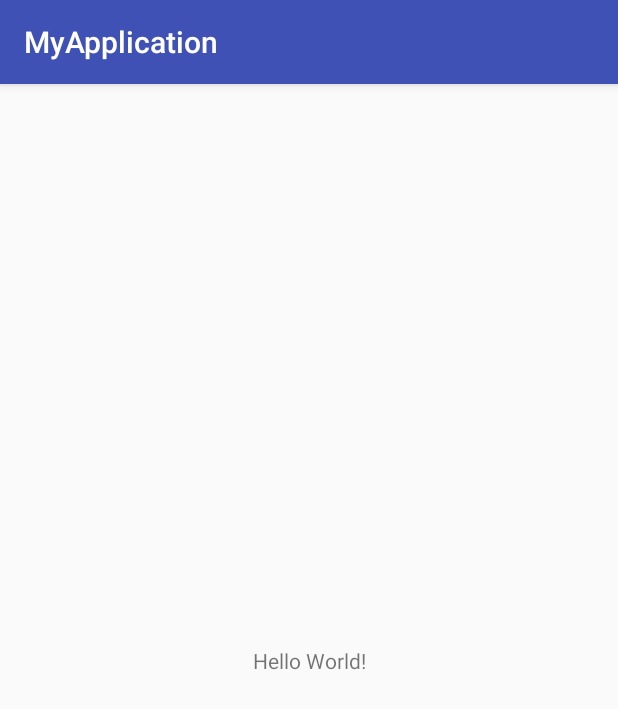
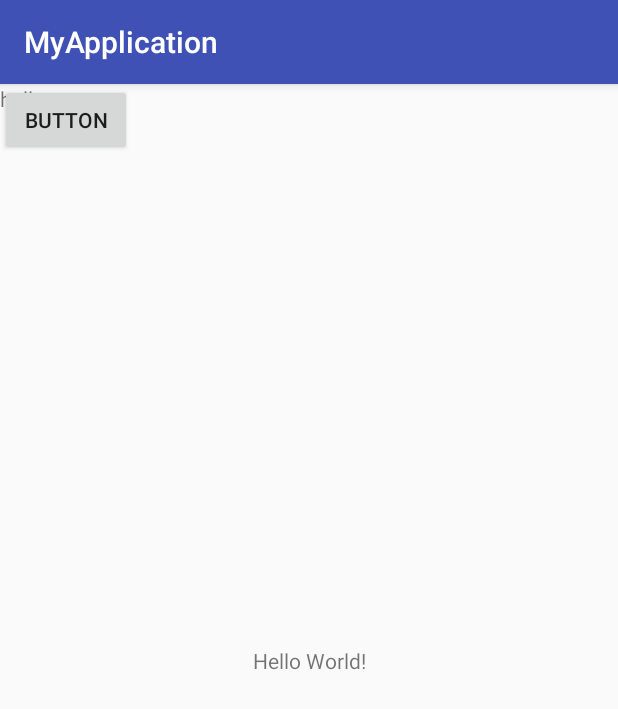
Before and after one commit to Eugene888/android-test, an Android app: the screen it shows after launch (MainActivity), on a phone screen of 412 x 824 dp. Shown: the top 709 px of the screen. Run offline under Robolectric (Android 15) with nearby library versions, the phone set to English and light mode, and no system bars.

Commit message:
added new text

```diff
--- a/app/src/main/res/layout/activity_main.xml
+++ b/app/src/main/res/layout/activity_main.xml
@@ -15,4 +15,19 @@
         app:layout_constraintRight_toRightOf="parent"
         app:layout_constraintTop_toTopOf="parent" />
 
+    <Button
+        android:id="@+id/button"
+        android:layout_width="wrap_content"
+        android:layout_height="wrap_content"
+        android:text="Button"
+        tools:layout_editor_absoluteX="33dp"
+        tools:layout_editor_absoluteY="16dp" />
+
+    <TextView
+        android:layout_width="wrap_content"
+        android:layout_height="wrap_content"
+        android:text="hello"
+        tools:layout_editor_absoluteX="33dp"
+        tools:layout_editor_absoluteY="84dp" />
+
 </android.support.constraint.ConstraintLayout>
```
